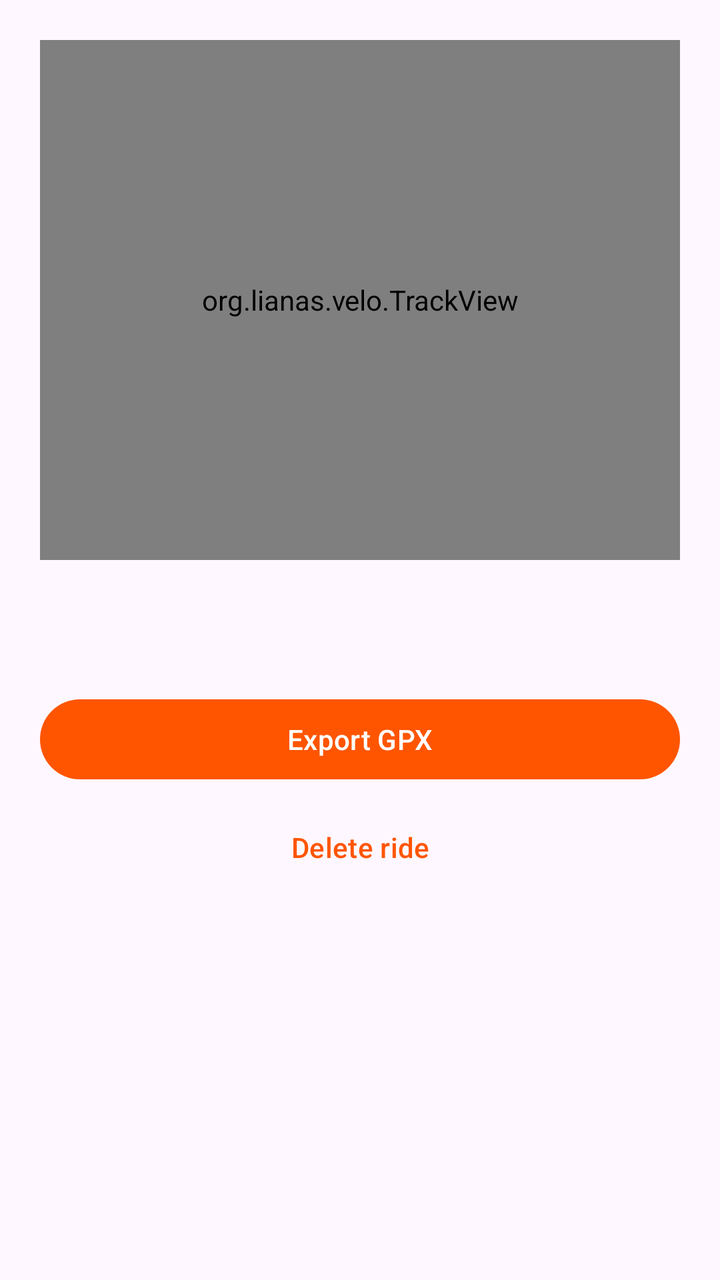
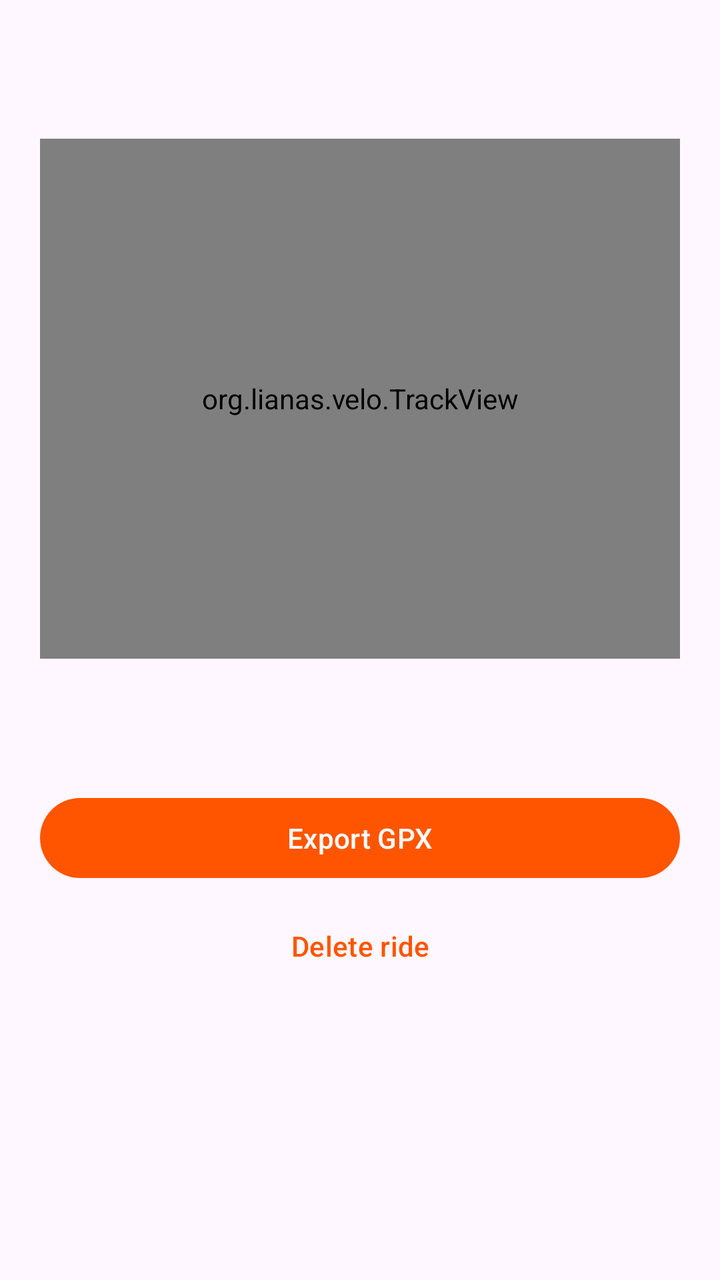

Compare the two renders of this Android layout. The source of the first and the diff that turns it into the second are given below.
<!-- AndroidManifest.xml: application theme Theme.Velo -->
<!-- res/layout/activity_ride_detail.xml -->
<?xml version="1.0" encoding="utf-8"?>
<ScrollView xmlns:android="http://schemas.android.com/apk/res/android"
    android:layout_width="match_parent"
    android:layout_height="match_parent">

    <LinearLayout
        android:layout_width="match_parent"
        android:layout_height="wrap_content"
        android:orientation="vertical"
        android:padding="20dp">

        <FrameLayout
            android:layout_width="match_parent"
            android:layout_height="260dp">

            <org.lianas.velo.TrackView
                android:id="@+id/track"
                android:layout_width="match_parent"
                android:layout_height="match_parent" />

            <TextView
                android:id="@+id/no_track"
                android:layout_width="wrap_content"
                android:layout_height="wrap_content"
                android:layout_gravity="center"
                android:visibility="gone"
                android:text="@string/no_track" />
        </FrameLayout>

        <TextView
            android:id="@+id/stats"
            android:layout_width="match_parent"
            android:layout_height="wrap_content"
            android:layout_marginTop="20dp"
            android:lineSpacingExtra="6dp"
            android:textSize="16sp" />

        <com.google.android.material.button.MaterialButton
            android:id="@+id/btn_export"
            android:layout_width="match_parent"
            android:layout_height="wrap_content"
            android:layout_marginTop="24dp"
            android:text="@string/export_gpx" />

        <com.google.android.material.button.MaterialButton
            android:id="@+id/btn_delete"
            style="@style/Widget.Material3.Button.TextButton"
            android:layout_width="match_parent"
            android:layout_height="wrap_content"
            android:layout_marginTop="6dp"
            android:text="@string/delete_ride" />
    </LinearLayout>
</ScrollView>
<!-- resources referenced by this layout -->
<resources>
  <string name="delete_ride">Delete ride</string>
  <string name="export_gpx">Export GPX</string>
  <string name="no_track">No track recorded</string>
  <style name="Theme.Velo" parent="Theme.Material3.DayNight">
          <item name="colorPrimary">@color/velo_orange</item>
          <item name="colorOnPrimary">@android:color/white</item>
          <item name="colorSecondary">@color/velo_orange</item>
      </style>
  <color name="velo_orange">#FF5500</color>
</resources>

<!-- the commit's change to res/layout/activity_ride_detail.xml (unified diff, before → after) -->
@@ -1,5 +1,6 @@
 <?xml version="1.0" encoding="utf-8"?>
 <ScrollView xmlns:android="http://schemas.android.com/apk/res/android"
+    android:id="@+id/root"
     android:layout_width="match_parent"
     android:layout_height="match_parent">
 
@@ -8,6 +9,10 @@
         android:layout_height="wrap_content"
         android:orientation="vertical"
         android:padding="20dp">
+
+        <TextView
+            android:id="@+id/title"
+            style="@style/Velo.Title" />
 
         <FrameLayout
             android:layout_width="match_parent"
<!-- resource entries referenced after the edit -->
@@ -3,7 +3,14 @@
   <string name="delete_ride">Delete ride</string>
   <string name="export_gpx">Export GPX</string>
   <string name="no_track">No track recorded</string>
-  <style name="Theme.Velo" parent="Theme.Material3.DayNight">
+  <style name="Velo.Title" parent="">
+          <item name="android:layout_width">match_parent</item>
+          <item name="android:layout_height">wrap_content</item>
+          <item name="android:textSize">28sp</item>
+          <item name="android:textStyle">bold</item>
+          <item name="android:paddingBottom">12dp</item>
+      </style>
+  <style name="Theme.Velo" parent="Theme.Material3.DayNight.NoActionBar">
           <item name="colorPrimary">@color/velo_orange</item>
           <item name="colorOnPrimary">@android:color/white</item>
           <item name="colorSecondary">@color/velo_orange</item>
